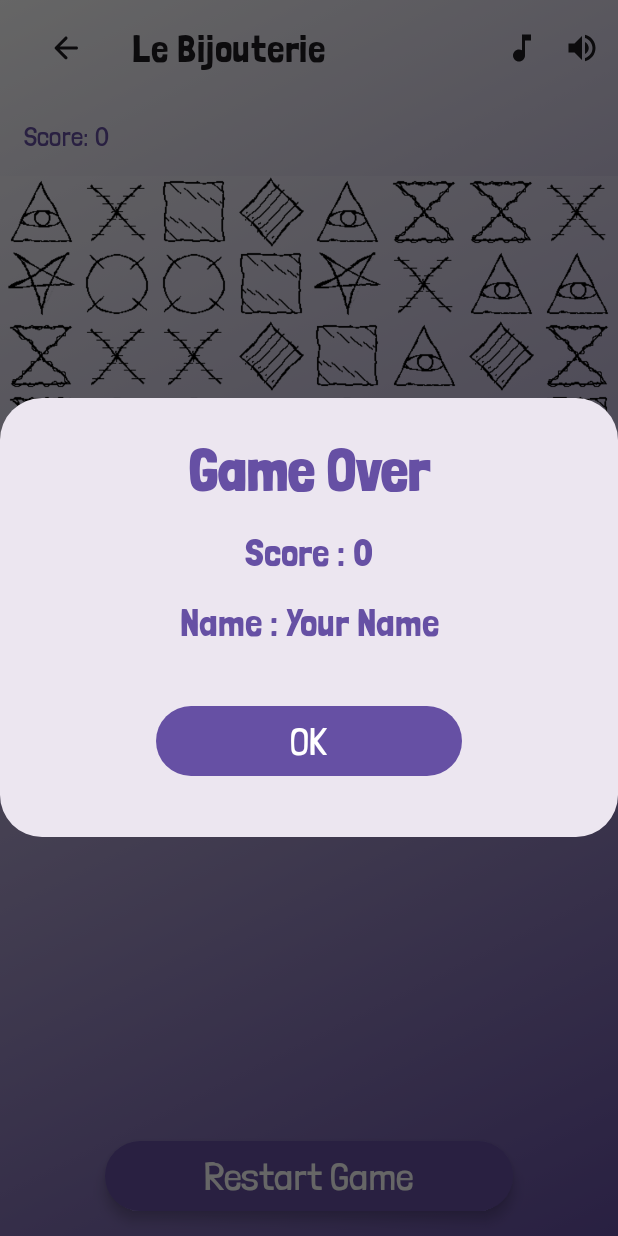
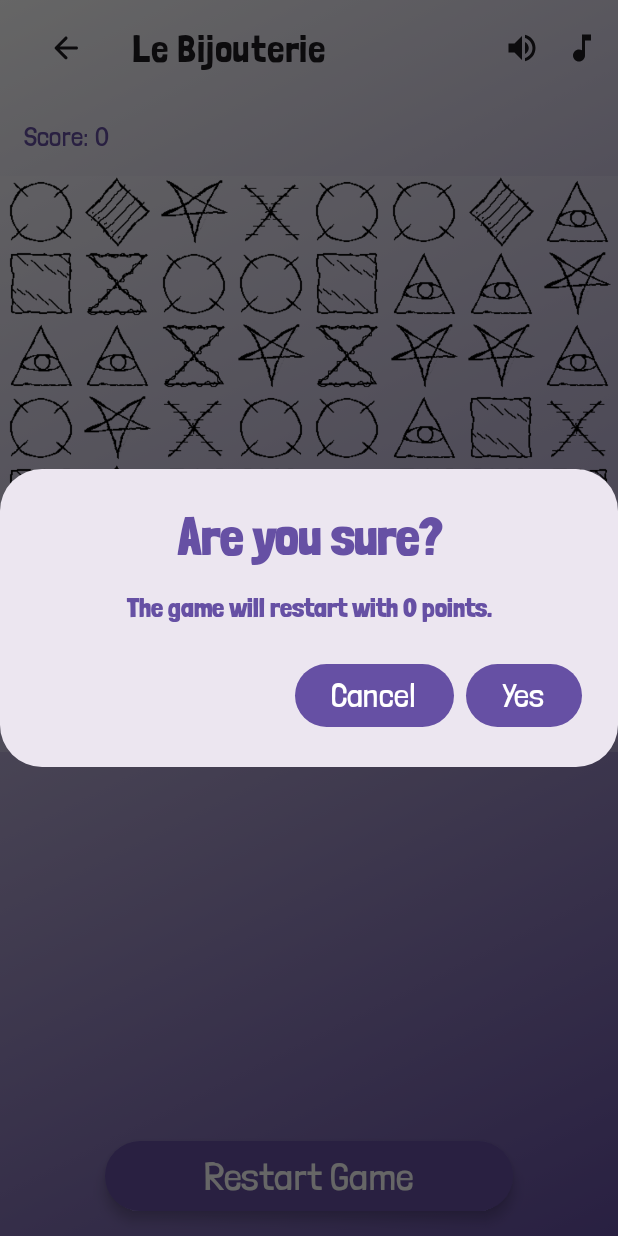
Before and after one commit to TVT22KMO-GROUP-8/BejeveledMobileGame, an Android app built with Jetpack Compose: the BejeweledGameBoard screen opened through its navigation route, after a tap on "Restart Game", on a phone screen of 412 x 824 dp. Run offline under Robolectric (Android 15) with nearby library versions, the phone set to English and light mode, and no system bars; our stand-ins replace Firebase (no records; nobody signed in at launch, a user with empty details on screens opened directly), Room's generated code.

Commit message:
bugeja korjattu, useampi osuma, konfirmaatiot

```diff
--- a/app/src/main/java/com/example/bejeweled/ui/GameBoard.kt
+++ b/app/src/main/java/com/example/bejeweled/ui/GameBoard.kt
@@ -5,25 +5,22 @@ import android.content.Context
 import android.content.SharedPreferences
 import android.media.MediaPlayer
 import android.util.Log
-import androidx.compose.foundation.BorderStroke
 import androidx.compose.foundation.Image
 import androidx.compose.foundation.background
-import androidx.compose.foundation.border
 import androidx.compose.foundation.clickable
 import androidx.compose.foundation.layout.Arrangement
 import androidx.compose.foundation.layout.Column
 import androidx.compose.foundation.layout.Row
-import androidx.compose.foundation.layout.Spacer
+import androidx.compose.foundation.layout.Box
 import androidx.compose.foundation.layout.fillMaxSize
 import androidx.compose.foundation.layout.fillMaxWidth
 import androidx.compose.foundation.layout.padding
 import androidx.compose.foundation.layout.size
+import androidx.compose.foundation.lazy.LazyRow
+import androidx.compose.foundation.lazy.items
 import androidx.compose.material.IconButton
 import androidx.compose.material.icons.Icons
 import androidx.compose.material.icons.rounded.ArrowBack
-import androidx.compose.material.icons.rounded.CheckCircle
-import androidx.compose.material.icons.rounded.Settings
-import androidx.compose.material.icons.sharp.Delete
 import androidx.compose.material3.AlertDialog
 import androidx.compose.material3.Button
 import androidx.compose.material3.ButtonDefaults
@@ -75,11 +72,6 @@ var hitCounter = 1
 data class GemPosition(val row: Int, val col: Int)
 data class GemHit(val gemType: GemType, val count: Int, val matchScore: Int)
 
-/*class SettingsViewModel {
-    var selectedTheme by mutableStateOf(ThemeOption.DARK)
-}
-
-val sharedSettingsViewModel = SettingsViewModel()*/
 @SuppressLint("UnusedMaterial3ScaffoldPaddingParameter")
 @OptIn(ExperimentalMaterial3Api::class)
 @Composable
@@ -88,12 +80,17 @@ fun BejeweledGameBoard(
     viewModel: ScoreboardViewModel = viewModel(factory = AppViewModelProvider.Factory),
     sharedPreferences: SharedPreferences,
     navController: androidx.navigation.NavController = rememberNavController()
-
 ) {
     class SoundViewModel {
         var isSoundOn by mutableStateOf(true)
         var isMusicOn by mutableStateOf(true)
     }
+
+    // State to track if confirmation dialog should be shown
+    var showConfirmationDialog by remember { mutableStateOf(false) }
+    var showRestartConfirmationDialog by remember { mutableStateOf(false) }
+    // Confirmation dialog type (back or restart)
+    var confirmationDialogType by remember { mutableStateOf("none") }
 
     val sharedSoundViewModel = remember { SoundViewModel() }
 
@@ -110,6 +107,13 @@ fun BejeweledGameBoard(
     var isGameOver by remember { mutableStateOf(false) }
     var removedGemsHistory by remember { mutableStateOf<List<GemHit>>(emptyList()) }
     var selectedTheme by remember { mutableStateOf(settings.theme) }
+
+    fun resetGameState() {
+        gemGrid = generateGemGrid(gridSize)
+        score = 0
+        hitCounter = 1
+        removedGemsHistory = emptyList()
+    }
 
     LaunchedEffect(settings.theme) {
         selectedTheme = settings.theme
@@ -183,7 +187,10 @@ fun BejeweledGameBoard(
                 ),
                 navigationIcon = {
                     IconButton(
-                        onClick = { navController.navigate("start_menu") },
+                        onClick = {
+                            confirmationDialogType = "back"
+                            showConfirmationDialog = true
+                                  },
                         modifier = Modifier.padding(16.dp),
                     ) {
                         Icon(Icons.Rounded.ArrowBack, contentDescription = "Back")
@@ -316,13 +323,24 @@ fun BejeweledGameBoard(
                     }
                 }
             }
-            Row(
+            Box(
+                contentAlignment = Alignment.Center,
+                modifier = Modifier.fillMaxWidth().padding(16.dp)
+            ) {
+                Log.d("Debug", "removedGemsHistory: $removedGemsHistory")
+                //LazyRow testing
+                /*LazyRow(modifier = Modifier.padding(8.dp)) {
+                    items(10) { index ->
+                        Text("Item $index", modifier = Modifier.padding(8.dp))
+                    }
+                }*/
+                //LazyRow for match history
+                LazyRow(
                     modifier = Modifier
-                    .padding(16.dp)
-                    .fillMaxWidth(),
+                        .padding(8.dp),
                     horizontalArrangement = Arrangement.Center
                 ) {
-                removedGemsHistory.forEach { gemHit ->
+                    items(removedGemsHistory) { gemHit ->
                         Column(horizontalAlignment = Alignment.CenterHorizontally) {
                             Text(
                                 text = "+${gemHit.matchScore}",
@@ -331,9 +349,13 @@ fun BejeweledGameBoard(
                                 color = colorScheme.primary
                             )
                             Image(
-                            painter = painterResource(id = gemHit.gemType.getDrawableResId(currentTheme)),
+                                painter = painterResource(
+                                    id = gemHit.gemType.getDrawableResId(
+                                        currentTheme
+                                    )
+                                ),
                                 contentDescription = "Removed Gem",
-                            modifier = Modifier.size(48.dp)
+                                modifier = Modifier.size(35.dp)
                             )
                             Text(
                                 text = "x${gemHit.count}",
@@ -343,14 +365,11 @@ fun BejeweledGameBoard(
                         }
                     }
                 }
+            }
 
             //Restart button
             Button(
-                onClick = {
-                    onGameOver()// Activate GameOver and Regenerate the gem grid
-                    mediaPlayer.start() // Restart the music
-                    removedGemsHistory = emptyList() // Clear the removed gems history
-                },
+                onClick = { showRestartConfirmationDialog = true },
                 modifier = Modifier
                     .padding(top = 16.dp, bottom = 16.dp, start = 70.dp, end = 70.dp)
                     .fillMaxWidth(),
@@ -366,9 +385,35 @@ fun BejeweledGameBoard(
             }
             BejeweledTheme {
             }
+            // Show confirmation dialog
+            if (showConfirmationDialog) {
+                ConfirmationDialog(
+                    onConfirm = {
+                        if (confirmationDialogType == "back") {
+                            navController.navigate("start_menu")
+                            resetGameState()
+                        }
+                        showConfirmationDialog = false
+                    },
+                    onDismiss = { showConfirmationDialog = false }
+                )
+            }
+            // Show restart confirmation dialog
+            if (showRestartConfirmationDialog) {
+                RestartConfirmationDialog(
+                    onConfirm = {
+                        onGameOver() // Activate GameOver and Regenerate the gem grid
+                        mediaPlayer.start() // Restart the music
+                        removedGemsHistory = emptyList() // Clear the removed gems history
+                        showRestartConfirmationDialog = false
+                    },
+                    onDismiss = { showRestartConfirmationDialog = false }
+                )
             }
         }
     }
+    }
+
 }
 
 private fun saveSettings(context: Context, settings: Settings) {
@@ -636,6 +681,84 @@ fun addNewScore(scoreboardDetails: ScoreboardDetails, database: FirebaseDatabase
     }
 }
 
+@Composable
+fun ConfirmationDialog(onConfirm: () -> Unit, onDismiss: () -> Unit) {
+    val colorScheme = MaterialTheme.colorScheme
+    AlertDialog(
+        onDismissRequest = onDismiss,
+        title = { Text("Quit Game?",
+            style = MaterialTheme.typography.displayLarge,
+            color = colorScheme.primary,
+            fontSize = 35.sp,
+            textAlign = androidx.compose.ui.text.style.TextAlign.Center,
+            modifier = Modifier.fillMaxWidth()
+        ) },
+        text = { Text("Your progress will be forever lost.",
+            style = MaterialTheme.typography.displayLarge,
+            color = colorScheme.primary,
+            fontSize = 18.sp,
+            textAlign = androidx.compose.ui.text.style.TextAlign.Center,
+            modifier = Modifier.fillMaxWidth()
+        ) },
+        confirmButton = {
+            Button(onClick = onConfirm) {
+                Text(
+                    "Yes",
+                    style = MaterialTheme.typography.titleMedium,
+                    color = colorScheme.surface,
+                    fontSize = 22.sp
+                ) }
+        },
+        dismissButton = {
+            Button(onClick = onDismiss) { Text("NO!",
+                style = MaterialTheme.typography.titleMedium,
+                color = colorScheme.surface,
+                fontSize = 22.sp
+            ) }
+        }
+    )
+}
+
+@Composable
+fun RestartConfirmationDialog(onConfirm: () -> Unit, onDismiss: () -> Unit) {
+    val colorScheme = MaterialTheme.colorScheme
+    AlertDialog(
+        onDismissRequest = onDismiss,
+        title = { Text(
+            text = "Are you sure?",
+            style = MaterialTheme.typography.displayLarge,
+            color = colorScheme.primary,
+            fontSize = 35.sp,
+            textAlign = androidx.compose.ui.text.style.TextAlign.Center,
+            modifier = Modifier.fillMaxWidth()
+
+            ) },
+        text = { Text(
+            text  = "The game will restart with 0 points.",
+            style = MaterialTheme.typography.displayLarge,
+            color = colorScheme.primary,
+            fontSize = 18.sp,
+            textAlign = androidx.compose.ui.text.style.TextAlign.Center,
+            modifier = Modifier.fillMaxWidth()
+        ) },
+        confirmButton = {
+            Button(onClick = onConfirm) { Text(
+                text = "Yes",
+                style = MaterialTheme.typography.titleMedium,
+                color = colorScheme.surface,
+                fontSize = 22.sp
+                ) }
+        },
+        dismissButton = {
+            Button(onClick = onDismiss) { Text(
+                text = "Cancel",
+                style = MaterialTheme.typography.titleMedium,
+                color = colorScheme.surface,
+                fontSize = 22.sp
+            ) }
+        }
+    )
+}
 
 @Composable
 fun GameOverDialog(
@@ -687,8 +810,6 @@ fun GameOverDialog(
                 }
                 )
             }
-
-
 
 
 @OptIn(ExperimentalMaterial3Api::class)
--- a/app/src/main/java/com/example/bejeweled/ui/Settings.kt
+++ b/app/src/main/java/com/example/bejeweled/ui/Settings.kt
@@ -169,7 +169,7 @@ fun CustomSoundToggleIcon(
 ) {
     val contentDescription = if (isSoundOn) "Sound On" else "Mute"
     val iconId = when {
-        isSoundOn -> R.drawable.baseline_music_note_on
+        isSoundOn -> R.drawable.baseline_volume_on
         else -> R.drawable.baseline_volume_off
     }
 
@@ -192,7 +192,7 @@ fun CustomMusicToggleIcon(
 ) {
     val contentDescription = if (isMusicOn) "Music On" else "Mute"
     val iconId = when {
-        isMusicOn -> R.drawable.baseline_volume_on
+        isMusicOn -> R.drawable.baseline_music_note_on
         else -> R.drawable.baseline_volume_off
     }
 
```
Lines whose indentation alone changed are shown as unchanged.
